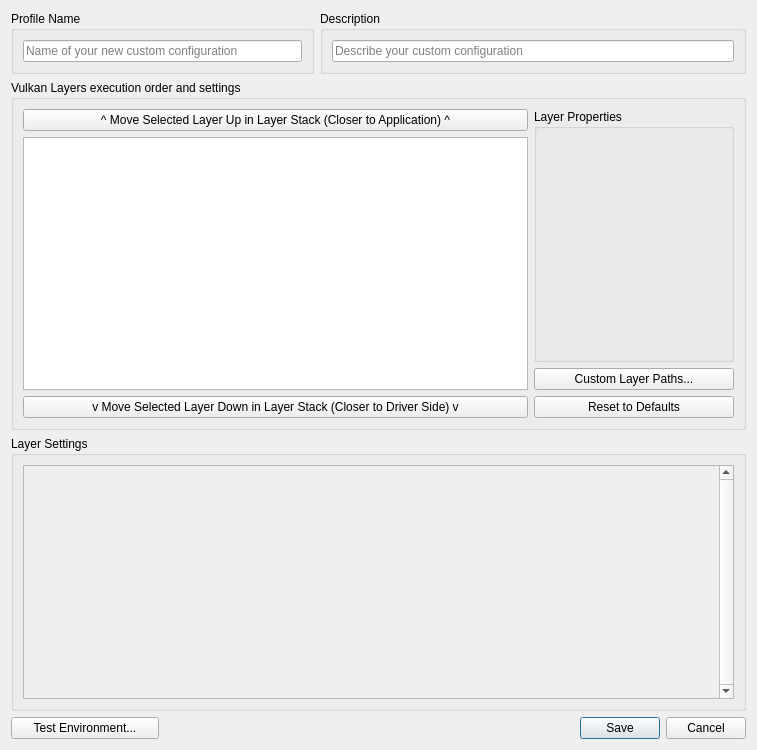
First picture: the form in vkconfig/dlgprofileeditor.ui, repository LunarG/VulkanTools, before the edit.
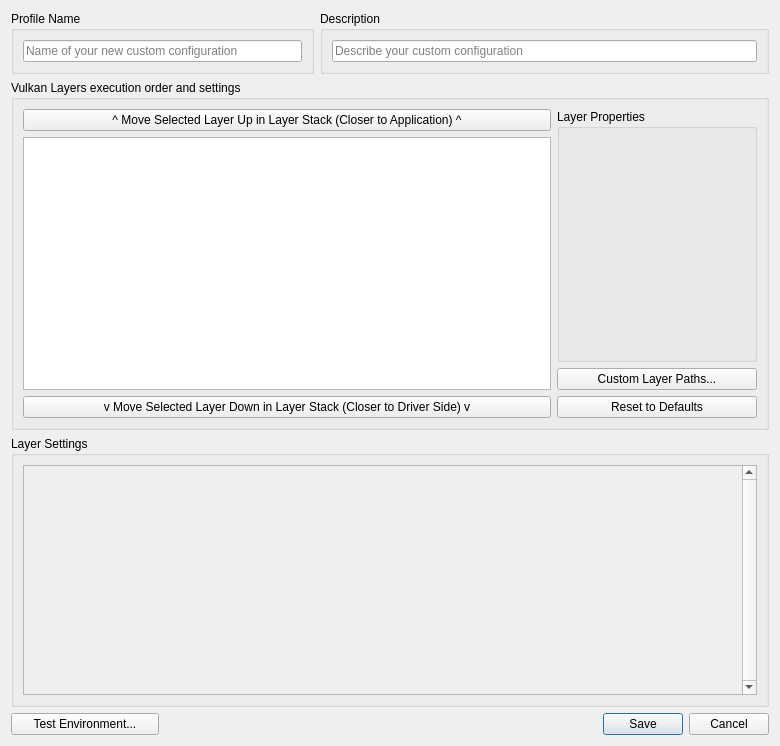
Second picture: the form after the edit.

Commit message: Spacing issues for Linux, probably will help with Windows/Mac as well

```diff
--- a/vkconfig/dlgprofileeditor.ui
+++ b/vkconfig/dlgprofileeditor.ui
@@ -6,13 +6,13 @@
    <rect>
     <x>0</x>
     <y>0</y>
-    <width>757</width>
-    <height>750</height>
+    <width>780</width>
+    <height>746</height>
    </rect>
   </property>
   <property name="minimumSize">
    <size>
-    <width>0</width>
+    <width>780</width>
     <height>0</height>
    </size>
   </property>
@@ -306,8 +306,8 @@
           <rect>
            <x>0</x>
            <y>0</y>
-           <width>700</width>
-           <height>253</height>
+           <width>722</width>
+           <height>220</height>
           </rect>
          </property>
         </widget>
```
The commit also changes 5 other files.
